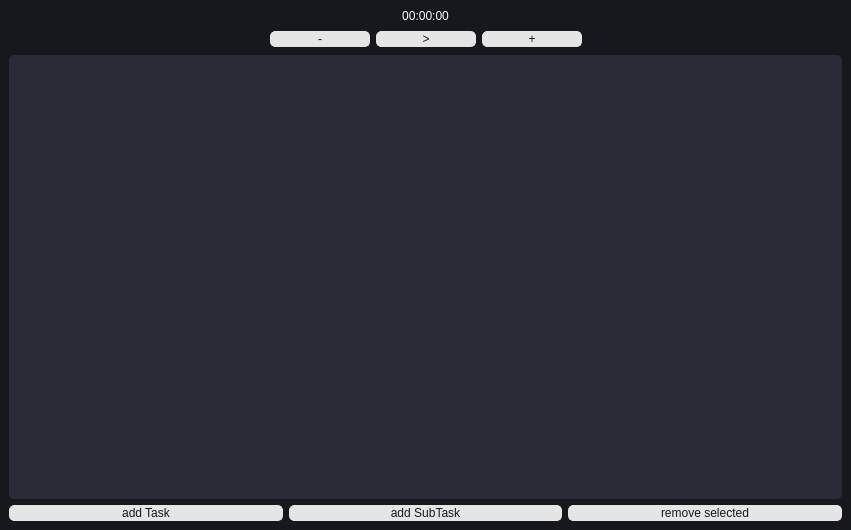
This is load.ui in MarwanMagdy0/Task-Time-Tracker as Qt 5 draws it before an edit. The edited form follows.
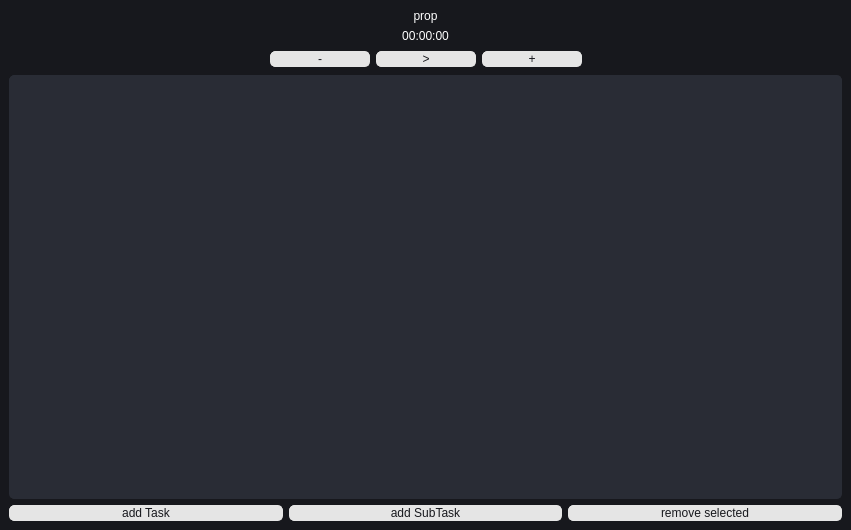
This is the edited form.

The edit to the form file:
```diff
--- a/load.ui
+++ b/load.ui
@@ -78,6 +78,16 @@
    <layout class="QHBoxLayout" name="horizontalLayout_2">
     <item>
      <layout class="QVBoxLayout" name="verticalLayout">
+      <item>
+       <widget class="QLabel" name="prop_label">
+        <property name="text">
+         <string>prop</string>
+        </property>
+        <property name="alignment">
+         <set>Qt::AlignCenter</set>
+        </property>
+       </widget>
+      </item>
       <item>
        <widget class="QLabel" name="time_label">
         <property name="text">
```
